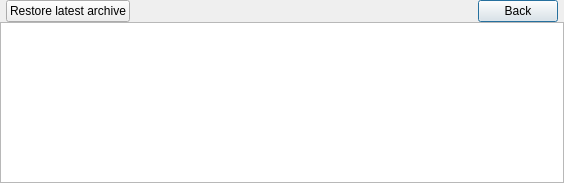
First picture: the form in forms/jobwidget.ui, repository Tarsnap/tarsnap-gui, before the edit.
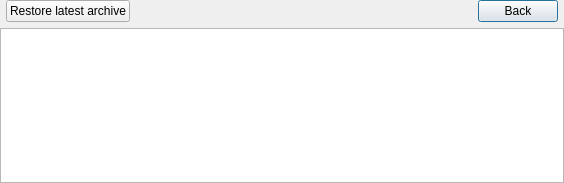
Second picture: the form after the edit. The open tabs and pages were chosen to show the change. Icons and pictures are not drawn. Custom widgets are drawn as their Qt base class.

Commit message: Adjust margin.

What changed in the file:
```diff
--- a/forms/jobwidget.ui
+++ b/forms/jobwidget.ui
@@ -577,7 +577,7 @@
            <number>6</number>
           </property>
           <property name="bottomMargin">
-           <number>0</number>
+           <number>6</number>
           </property>
           <item>
            <widget class="QPushButton" name="restoreLatestArchiveButton">
```
